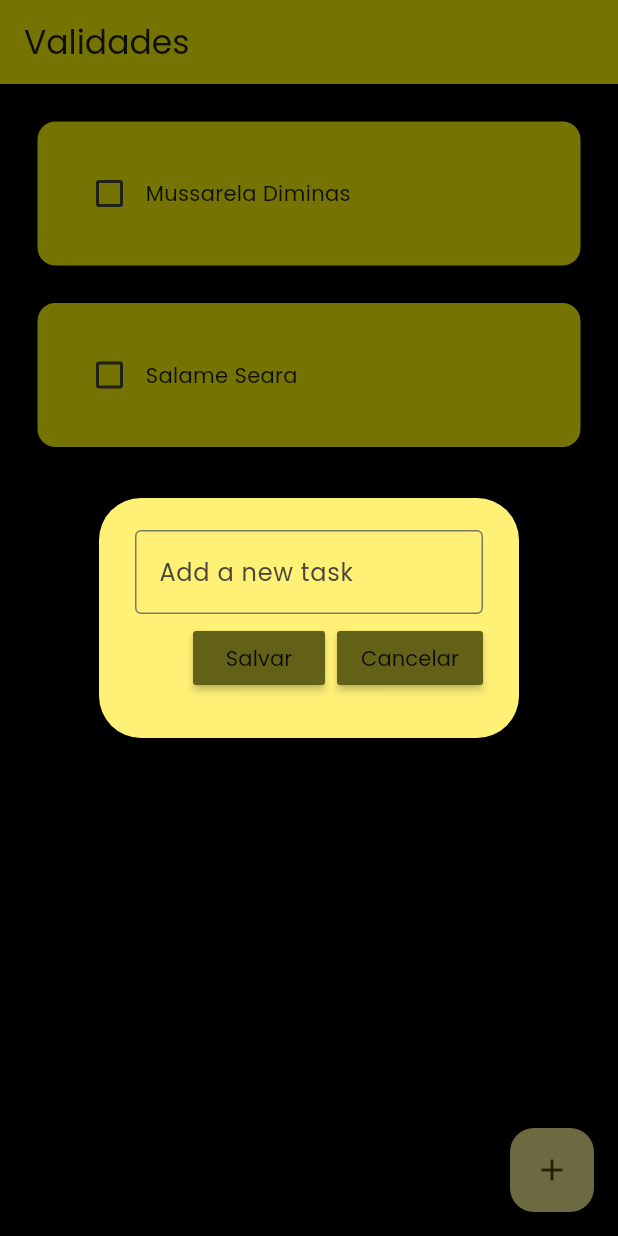
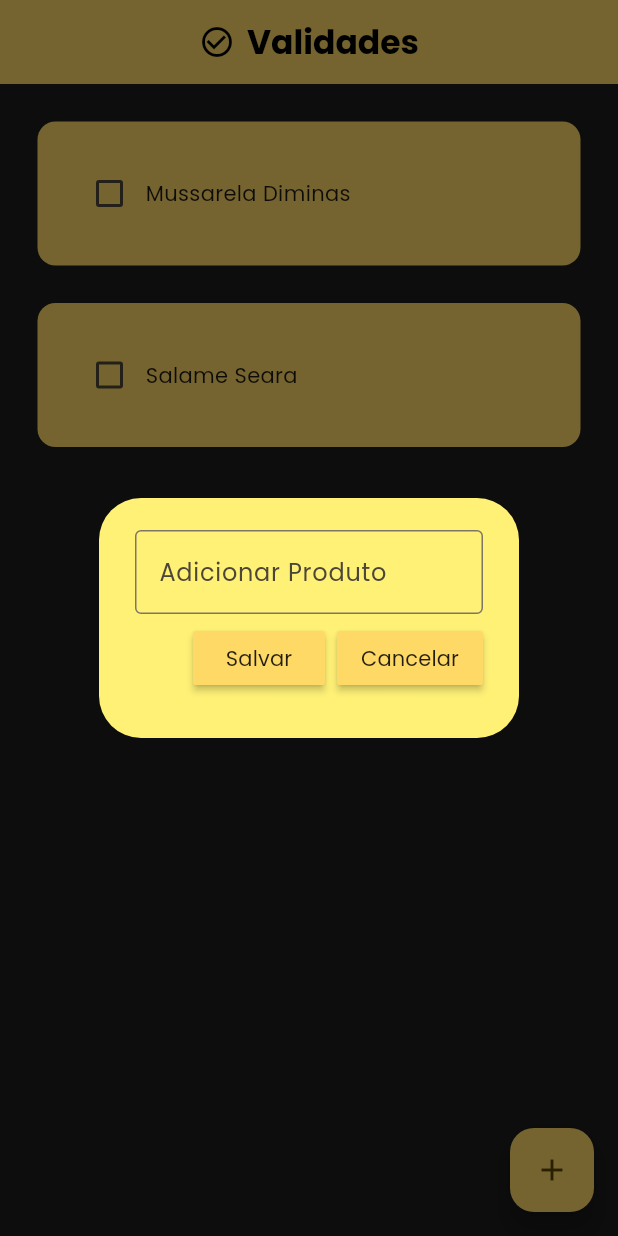
Before and after one commit to lukegoes/to-do-app-flutter, a Flutter app: the screen it shows after launch, after a tap on the "add" icon, on a phone screen of 412 x 824 dp. Run offline on Flutter 3.47's test engine with Material 3 defaults, Android fonts, the phone set to English and light mode, and no system bars; drawn by our look-alikes of flutter_slidable.

```diff
--- a/lib/main.dart
+++ b/lib/main.dart
@@ -15,8 +15,12 @@ class MyApp extends StatelessWidget {
       home: HomePage(),
       theme: ThemeData(
         fontFamily: 'Poppins',
-        colorScheme: ColorScheme.fromSeed(seedColor: Color.fromARGB(255, 255, 251, 4)),
-        appBarTheme: AppBarTheme(backgroundColor: Color.fromARGB(255, 255, 251, 4)),
+        colorScheme: ColorScheme.fromSeed(seedColor: const Color(0xFFFFD966)),
+        appBarTheme: AppBarTheme(
+          backgroundColor: Color(0xFFFFD966),
+          centerTitle: true,
+
+        ),
       ),
     );
   }
--- a/lib/pages/home_page.dart
+++ b/lib/pages/home_page.dart
@@ -10,44 +10,73 @@ class HomePage extends StatefulWidget {
 }
 
 class _HomePageState extends State<HomePage> {
-
   final _controller = TextEditingController();
-
 
   List toDoList = [
     ["Mussarela Diminas", false],
     ["Salame Seara", false],
   ];
 
-  void checkBoxChanged(bool? value, int index){
+  void checkBoxChanged(bool? value, int index) {
     setState(() {
       toDoList[index][1] = !toDoList[index][1];
     });
   }
 
-  void saveNewTask(){
+  void saveNewTask() {
     setState(() {
       toDoList.add([_controller.text, false]);
+      _controller.clear();
     });
     Navigator.of(context).pop();
   }
 
-  void createNewTask(){
-    showDialog(context: context, builder: (context){
-      return DialogBox(
-        controller: _controller,
-        onSave: saveNewTask,
-        onCancel: () => Navigator.of(context).pop(),
-      );
-    },);
+  void createNewTask() {
+    showDialog(
+      context: context,
+      builder: (context) {
+        return DialogBox(
+          controller: _controller,
+          onSave: saveNewTask,
+          onCancel: () => Navigator.of(context).pop(),
+        );
+      },
+    );
+  }
+
+  void deleteTask(int index) {
+    setState(() {
+      toDoList.removeAt(index);
+    });
   }
 
   @override
   Widget build(BuildContext context) {
     return Scaffold(
-      backgroundColor: const Color.fromARGB(255, 0, 0, 0),
-      appBar: AppBar(title: Text("Validades"), elevation: 0),
+      backgroundColor: Color(0xFF1C1C1E),
+      appBar: AppBar(
+        backgroundColor: const Color(0xFFFFD966),
+        centerTitle: true,
+        elevation: 0,
+        title: Row(
+          mainAxisSize: MainAxisSize.min,
+          children: const [
+            Icon(Icons.check_circle_outline, color: Colors.black),
+            SizedBox(width: 8),
+            Text(
+              'Validades',
+              style: TextStyle(
+                color: Colors.black,
+                fontWeight: FontWeight.bold,
+                fontSize: 22,
+              ),
+            ),
+          ],
+        ),
+      ),
       floatingActionButton: FloatingActionButton(
+        backgroundColor: Color(0xFFFFD966),
+        elevation: 6,
         onPressed: createNewTask,
         child: Icon(Icons.add),
       ),
@@ -58,6 +87,7 @@ class _HomePageState extends State<HomePage> {
             taskName: toDoList[index][0],
             taskCompleted: toDoList[index][1],
             onChanged: (value) => checkBoxChanged(value, index),
+            deleteFunction: (context) => deleteTask(index),
           );
         },
       ),
--- a/lib/utils/dialog_box.dart
+++ b/lib/utils/dialog_box.dart
@@ -25,7 +25,7 @@ class DialogBox extends StatelessWidget {
               controller: controller,
               decoration: InputDecoration(
                 border: OutlineInputBorder(),
-                hintText: 'Add a new task',
+                hintText: 'Adicionar Produto',
               ),
             ),
             Row(
--- a/lib/utils/my_button.dart
+++ b/lib/utils/my_button.dart
@@ -9,7 +9,7 @@ class MyButton extends StatelessWidget {
   Widget build(BuildContext context) {
     return MaterialButton(
       onPressed: onPressed,
-      color: Theme.of(context).primaryColor,
+      color: Color(0xFFFFD966),
       child: Text(text),
     );
   }
--- a/lib/utils/todo_tile.dart
+++ b/lib/utils/todo_tile.dart
@@ -1,24 +1,40 @@
 import 'package:flutter/material.dart';
+import 'package:flutter_slidable/flutter_slidable.dart';
 
 class ToDoTile extends StatelessWidget {
   final String taskName;
   final bool taskCompleted;
   Function(bool?)? onChanged;
+  Function(BuildContext)? deleteFunction;
+
   ToDoTile({
     super.key,
     required this.taskName,
     required this.taskCompleted,
     required this.onChanged,
+    required this.deleteFunction,
   });
 
   @override
   Widget build(BuildContext context) {
     return Padding(
       padding: const EdgeInsets.only(left: 25, right: 25, top: 25),
+      child: Slidable(
+        endActionPane: ActionPane(
+          motion: StretchMotion(),
+          children: [
+            SlidableAction(
+              onPressed: deleteFunction,
+              icon: Icons.delete,
+              backgroundColor: Colors.red.shade300,
+              borderRadius: BorderRadius.circular(12),
+            )
+          ],
+        ),
         child: Container(
           padding: EdgeInsets.all(24),
           decoration: BoxDecoration(
-          color: Color.fromARGB(255, 255, 251, 4),
+            color: Color(0xFFFFD966),
             borderRadius: BorderRadius.circular(12),
           ),
 
@@ -36,6 +52,7 @@ class ToDoTile extends StatelessWidget {
             ],
           ),
         ),
+      ),
     );
   }
 }
--- a/pubspec.yaml
+++ b/pubspec.yaml
@@ -34,6 +34,7 @@ dependencies:
   # The following adds the Cupertino Icons font to your application.
   # Use with the CupertinoIcons class for iOS style icons.
   cupertino_icons: ^1.0.8
+  flutter_slidable: ^4.0.0
 
 dev_dependencies:
   flutter_test:
```
Also changed, not shown: pubspec.lock. Lines whose indentation alone changed are shown as unchanged.
